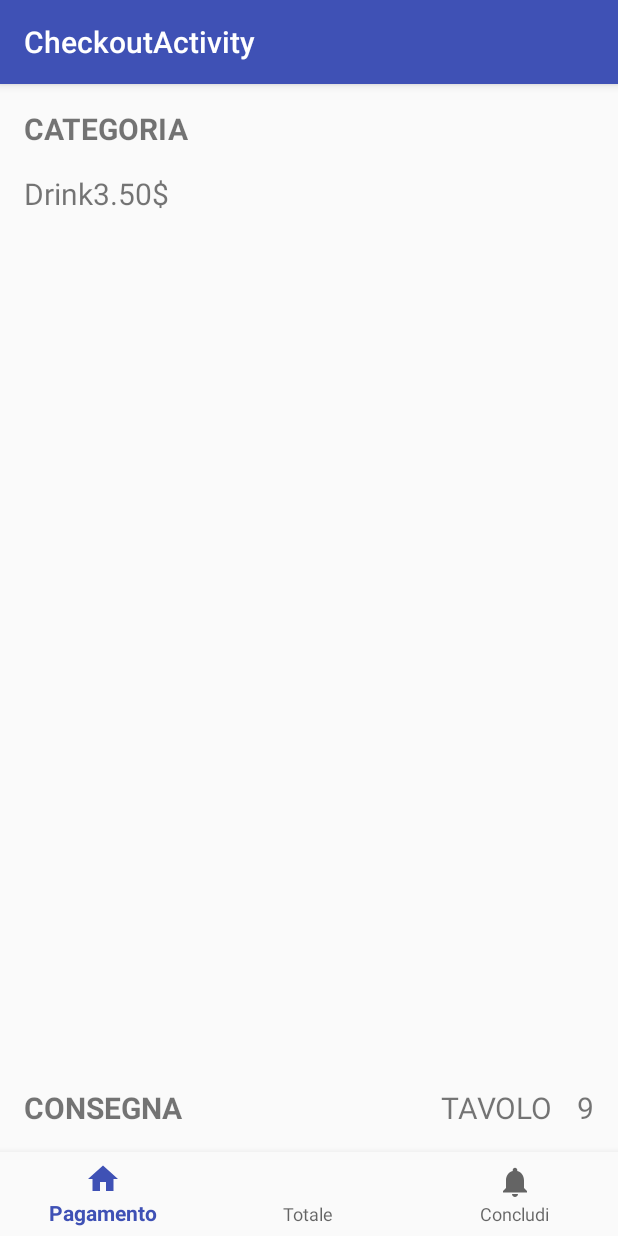
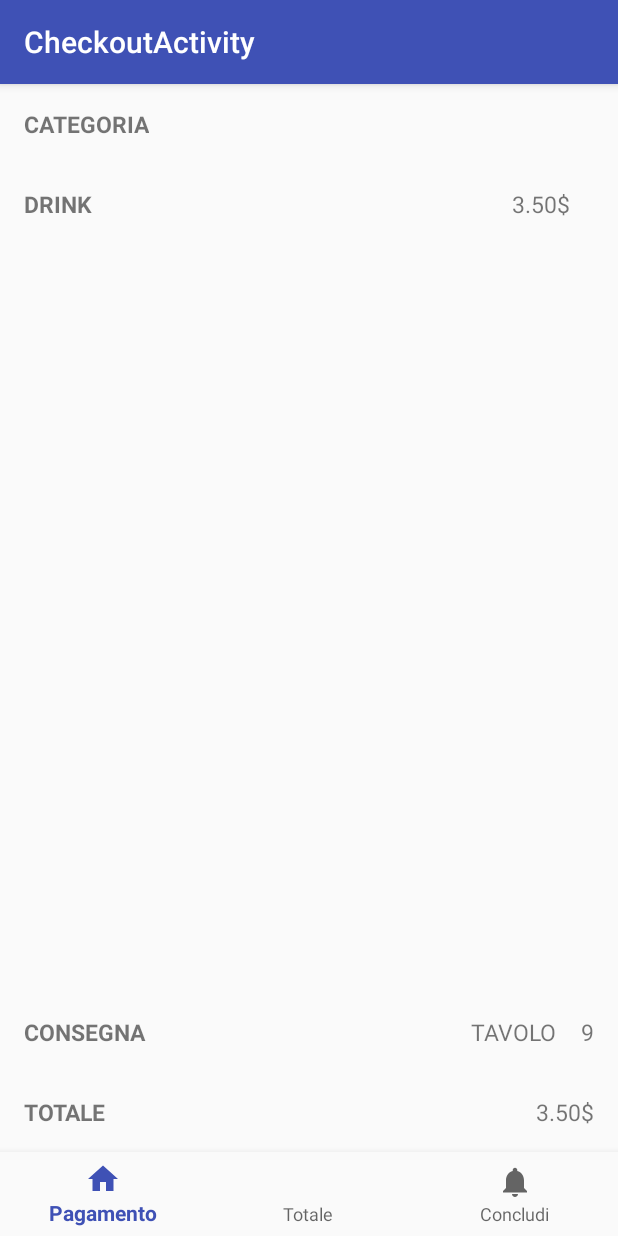
Before and after one commit to Ale-Amici/Android2k17, an Android app: the CheckoutActivity screen opened directly, with no data from a screen before it, on a phone screen of 412 x 824 dp. Run offline under Robolectric (Android 15) with nearby library versions, the phone set to English and light mode, and no system bars.

Commit message:
add missing elements

```diff
--- a/iDaBere/app/src/main/res/layout/activity_checkout.xml
+++ b/iDaBere/app/src/main/res/layout/activity_checkout.xml
@@ -16,7 +16,7 @@
 
         <TableLayout
             android:layout_width="match_parent"
-            android:layout_height="match_parent"
+            android:layout_height="wrap_content"
             android:duplicateParentState="true"
             android:padding="@dimen/activity_horizontal_margin">
 
@@ -39,48 +39,62 @@
                 android:orientation="horizontal"/>
 
             <LinearLayout
+                android:id="@+id/item_infos_layout"
                 android:layout_width="match_parent"
                 android:layout_height="wrap_content"
                 android:orientation="horizontal">
 
-                <TextView
-                    android:layout_width="wrap_content"
-                    android:layout_height="wrap_content"
-                    android:text="Drink"
-                    android:textSize="@dimen/paragraph_text_size" />
 
                 <LinearLayout
                     android:layout_width="wrap_content"
-                    android:layout_height="wrap_content"
-                    android:orientation="horizontal">
+                    android:layout_height="match_parent"
+                    android:gravity="center_vertical">
 
                     <TextView
+                        android:id="@+id/info_text"
                         android:layout_width="wrap_content"
                         android:layout_height="wrap_content"
+                        android:text="DRINK"
+                        android:textSize="@dimen/paragraph_text_size"
+                        android:textStyle="bold"
+                        android:layout_marginRight="@dimen/activity_horizontal_margin"/>
+
+                </LinearLayout>
+
+                <LinearLayout
+                    android:layout_width="match_parent"
+                    android:layout_height="match_parent"
+                    android:layout_margin="@dimen/activity_horizontal_margin"
+                    android:gravity="center_vertical|right">
+
+
+                    <TextView
+                        android:id="@+id/item_price"
+                        android:layout_width="wrap_content"
+                        android:layout_height="wrap_content"
+                        android:layout_marginLeft="@dimen/activity_horizontal_margin"
                         android:text="@string/menu_list_item_price"
                         android:textSize="@dimen/paragraph_text_size" />
 
                     <TextView
+                        android:id="@+id/item_price"
                         android:layout_width="wrap_content"
                         android:layout_height="wrap_content"
                         android:text="@string/menu_list_item_currency"
                         android:textSize="@dimen/paragraph_text_size" />
 
-                </LinearLayout>
+
                 </LinearLayout>
 
-            <TableRow
-                android:layout_width="match_parent"
-                android:layout_height="wrap_content"
-                android:orientation="horizontal" />
+
+            </LinearLayout>
 
         </TableLayout>
-
-    </FrameLayout>
 
         <android.support.v7.widget.Toolbar
             android:layout_width="match_parent"
             android:layout_height="wrap_content"
+            android:layout_gravity="bottom"
             >
 
             <TableLayout
@@ -143,10 +157,68 @@
 
                 </LinearLayout>
 
+                <TableRow
+                    android:layout_width="match_parent"
+                    android:layout_height="wrap_content" />
+
+                <LinearLayout
+                    android:id="@+id/item_infos_layout"
+                    android:layout_width="match_parent"
+                    android:layout_height="wrap_content"
+                    android:orientation="horizontal">
+
+
+                    <LinearLayout
+                        android:layout_width="wrap_content"
+                        android:layout_height="match_parent"
+                        android:gravity="center_vertical">
+
+                        <TextView
+                            android:id="@+id/info_text"
+                            android:layout_width="wrap_content"
+                            android:layout_height="wrap_content"
+                            android:text="TOTALE"
+                            android:textSize="@dimen/paragraph_text_size"
+                            android:textStyle="bold"
+                            android:layout_marginRight="@dimen/activity_horizontal_margin"/>
+
+                    </LinearLayout>
+
+                    <LinearLayout
+                        android:layout_width="match_parent"
+                        android:layout_height="match_parent"
+                        android:layout_margin="@dimen/activity_horizontal_margin"
+                        android:gravity="center_vertical|right">
+
+
+                        <TextView
+                            android:id="@+id/item_price"
+                            android:layout_width="wrap_content"
+                            android:layout_height="wrap_content"
+                            android:layout_marginLeft="@dimen/activity_horizontal_margin"
+                            android:text="@string/menu_list_item_price"
+                            android:textSize="@dimen/paragraph_text_size" />
+
+                        <TextView
+                            android:id="@+id/item_price"
+                            android:layout_width="wrap_content"
+                            android:layout_height="wrap_content"
+                            android:text="@string/menu_list_item_currency"
+                            android:textSize="@dimen/paragraph_text_size" />
+
+
+                    </LinearLayout>
+
+
+                </LinearLayout>
 
             </TableLayout>
 
         </android.support.v7.widget.Toolbar>
+
+    </FrameLayout>
+
+
 
 
     <android.support.design.widget.BottomNavigationView
--- a/iDaBere/app/src/main/res/values/dimens.xml
+++ b/iDaBere/app/src/main/res/values/dimens.xml
@@ -7,8 +7,8 @@
     <dimen name="paragraph_title_size">20dp</dimen>
 
     <!-- Default text size -->
-    <dimen name="title_text_size">25sp</dimen>
-    <dimen name="paragraph_text_size">20sp</dimen>
+    <dimen name="title_text_size">20sp</dimen>
+    <dimen name="paragraph_text_size">15sp</dimen>
 
     <!-- Default card size -->
     <dimen name="card_height_closed">100dp</dimen>
```
Lines whose indentation alone changed are shown as unchanged.
